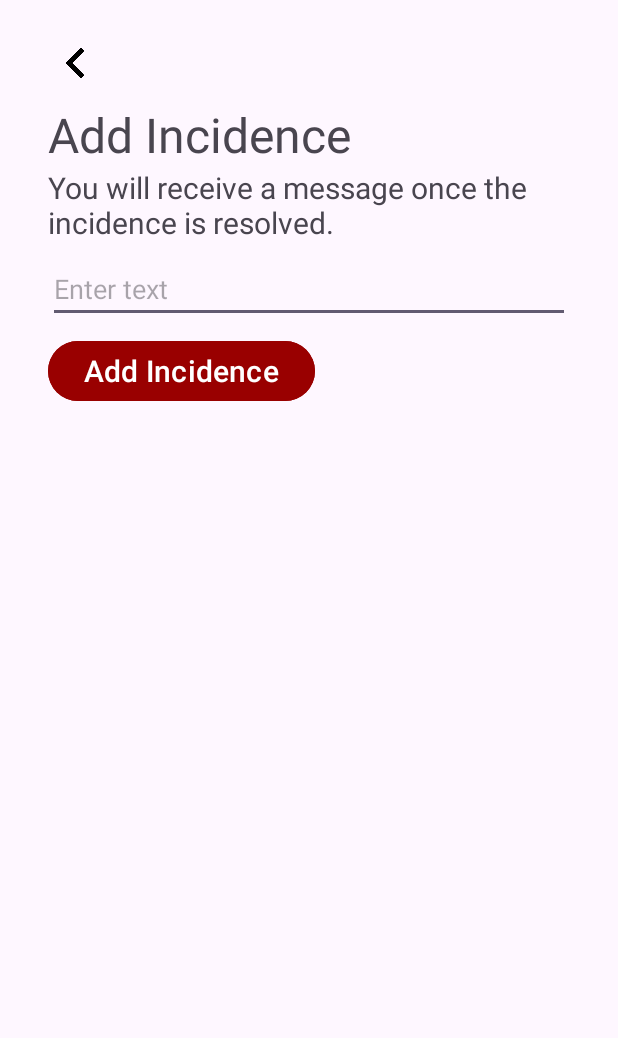
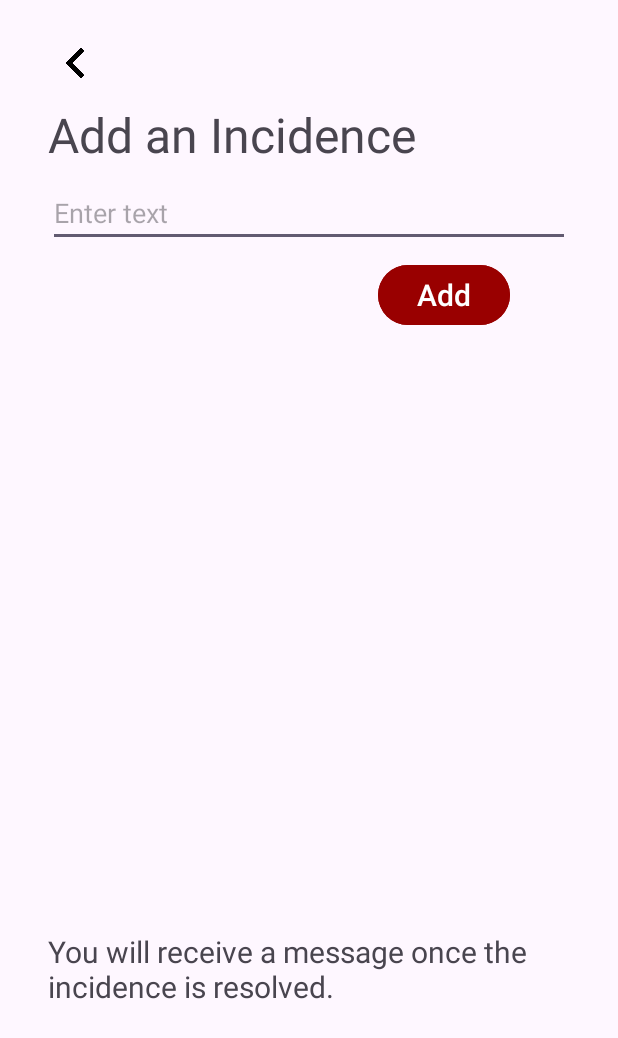
Before and after one commit to Eventolog/android-app, an Android app: the layout fragment_add_incidence.xml on its own in the app's theme, with its tools: preview values and no code run, on a phone screen of 412 x 824 dp. Shown: the top 1038 px of the screen. Run offline under Robolectric (Android 15) with nearby library versions, the phone set to English and light mode, and no system bars.

Commit message:
fix incidences layout

```diff
--- a/app/src/main/res/layout/fragment_add_incidence.xml
+++ b/app/src/main/res/layout/fragment_add_incidence.xml
@@ -16,18 +16,11 @@
         android:id="@+id/appTitle"
         android:layout_width="wrap_content"
         android:layout_height="wrap_content"
-        android:text="@string/add_incidence"
+        android:text="@string/add_incidence_inside"
         android:textSize="@dimen/text_size_title"
         app:layout_constraintBottom_toBottomOf="parent"
         app:layout_constraintStart_toStartOf="parent"
         app:layout_constraintTop_toTopOf="parent" />
-
-    <TextView
-        android:id="@+id/textView"
-        android:text="@string/incidence_resolution_message"
-        android:textSize="@dimen/text_size_md"
-        android:layout_width="match_parent"
-        android:layout_height="wrap_content" />
 
     <EditText
         android:id="@+id/inputText"
@@ -46,9 +39,18 @@
         android:backgroundTint="@color/primary"
         android:layout_width="wrap_content"
         android:textSize="@dimen/text_button"
+        android:layout_marginLeft="220dp"
         android:layout_height="wrap_content"
         app:layout_constraintEnd_toEndOf="parent"
         app:layout_constraintTop_toTopOf="parent"
         app:layout_constraintBottom_toBottomOf="parent"/>
 
+    <TextView
+        android:id="@+id/textView"
+        android:text="@string/incidence_resolution_message"
+        android:textSize="@dimen/text_size_md"
+        android:layout_marginTop="400dp"
+        android:layout_width="match_parent"
+        android:layout_height="wrap_content" />
+
 </LinearLayout>
--- a/app/src/main/res/layout/fragment_page_incidences.xml
+++ b/app/src/main/res/layout/fragment_page_incidences.xml
@@ -30,6 +30,7 @@
             android:layout_width="wrap_content"
             android:textSize="@dimen/text_button"
             android:layout_height="wrap_content"
+            android:layout_marginTop="5dp"
             app:layout_constraintEnd_toEndOf="parent"
             app:layout_constraintTop_toTopOf="parent"
             app:layout_constraintBottom_toBottomOf="parent"/>
--- a/app/src/main/res/layout/item_incidence.xml
+++ b/app/src/main/res/layout/item_incidence.xml
@@ -21,6 +21,6 @@
         android:layout_width="wrap_content"
         android:layout_height="wrap_content"
         android:textColor="@color/black"
-        android:textSize="@dimen/text_size_md"
+        android:textSize="15dp"
         />
 </LinearLayout>
--- a/app/src/main/res/values/strings.xml
+++ b/app/src/main/res/values/strings.xml
@@ -25,7 +25,7 @@
     <string name="ticket_reserved">Ticket Reserved</string>
     <string name="select_seat">Select Seat</string>
     <string name="incidences">Incidences</string>
-    <string name="add_incidence">Add Incidence</string>
+    <string name="add_incidence">Add</string>
     <string name="reason_empty">Reason cannot be empty</string>
     <string name="reason_too_long">Reason cannot exceed 500 characters</string>
     <string name="incidence_submitted">Incidence submitted</string>
@@ -36,4 +36,5 @@
     <string name="status_in_progress">In Progress</string>
     <string name="status_closed">Closed</string>
     <string name="incidence_resolution_message">You will receive a message once the incidence is resolved.</string>
+    <string name="add_incidence_inside">Add an Incidence</string>
 </resources>
```
Also changed, not shown: 2 other files.
